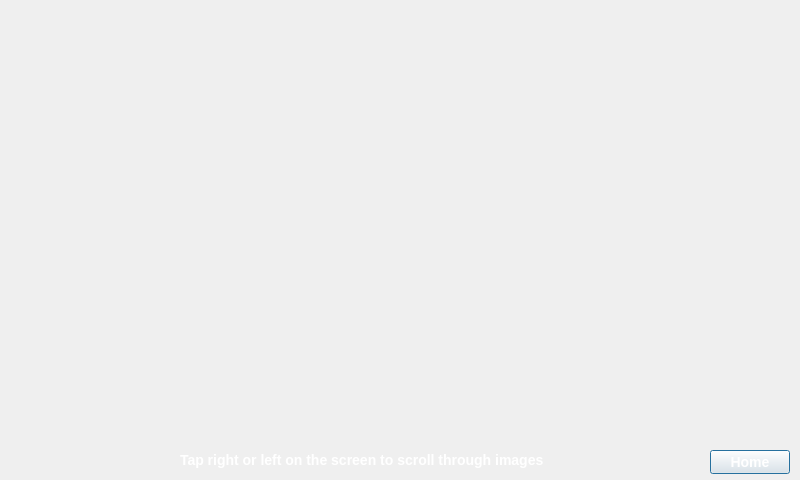
Old version of the form FAKKIT/viewpage.ui in the repository r0ug3-Mary/Senior_Design.
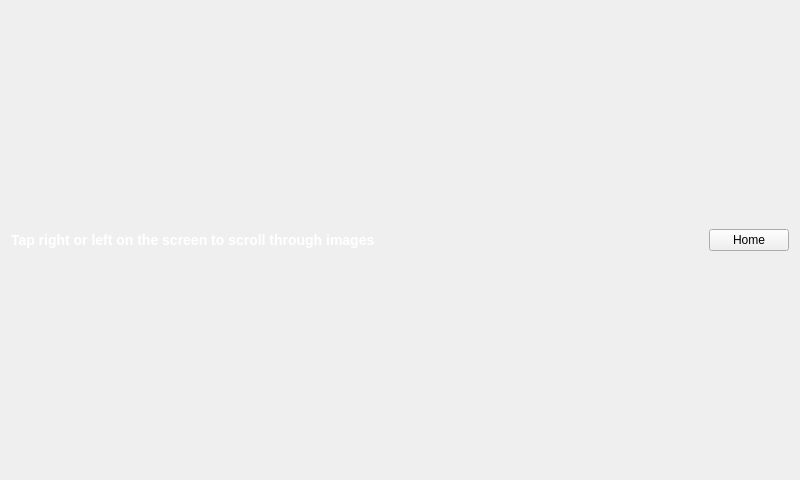
New version of the form. Icons and pictures are not drawn.

Patch:
```diff
--- a/FAKKIT/viewpage.ui
+++ b/FAKKIT/viewpage.ui
@@ -10,84 +10,48 @@
     <height>480</height>
    </rect>
   </property>
+  <property name="sizePolicy">
+   <sizepolicy hsizetype="Maximum" vsizetype="Maximum">
+    <horstretch>0</horstretch>
+    <verstretch>0</verstretch>
+   </sizepolicy>
+  </property>
   <property name="windowTitle">
    <string>Fridge View</string>
   </property>
   <property name="layoutDirection">
    <enum>Qt::LeftToRight</enum>
   </property>
-  <widget class="QPushButton" name="HomeButton4">
-   <property name="geometry">
-    <rect>
-     <x>710</x>
-     <y>450</y>
-     <width>80</width>
-     <height>24</height>
-    </rect>
-   </property>
-   <property name="sizePolicy">
-    <sizepolicy hsizetype="Maximum" vsizetype="Fixed">
-     <horstretch>0</horstretch>
-     <verstretch>0</verstretch>
-    </sizepolicy>
-   </property>
-   <property name="layoutDirection">
-    <enum>Qt::RightToLeft</enum>
+  <layout class="QHBoxLayout" name="horizontalLayout">
+   <item>
+    <widget class="QLabel" name="label">
+     <property name="minimumSize">
+      <size>
+       <width>0</width>
+       <height>180</height>
+      </size>
    </property>
    <property name="styleSheet">
     <string notr="true">font: bold 14px;
     color: white;</string>
    </property>
    <property name="text">
-    <string>Home</string>
-   </property>
-   <property name="autoDefault">
-    <bool>true</bool>
-   </property>
-   <property name="default">
-    <bool>false</bool>
-   </property>
-   <property name="flat">
-    <bool>false</bool>
-   </property>
-  </widget>
-  <widget class="QPushButton" name="leftButton">
-   <property name="geometry">
-    <rect>
-     <x>10</x>
-     <y>10</y>
-     <width>381</width>
-     <height>431</height>
-    </rect>
-   </property>
-   <property name="styleSheet">
-    <string notr="true">border: none;
-border-color: rgba(255, 255, 255, 0);
-background-color: rgba(255, 255, 255, 0);
-background-image: url(:/pics/prev.png);
-background-position: center left;
-background-repeat: repeat-false;
-</string>
-   </property>
+      <string>Tap right or left on the screen to scroll through images</string>
+     </property>
+    </widget>
+   </item>
+   <item>
+    <widget class="QLabel" name="labelpic">
    <property name="text">
     <string/>
    </property>
-   <property name="autoDefault">
-    <bool>true</bool>
-   </property>
-   <property name="flat">
+     <property name="scaledContents">
     <bool>true</bool>
    </property>
   </widget>
+   </item>
+   <item>
   <widget class="QPushButton" name="rightButton">
-   <property name="geometry">
-    <rect>
-     <x>410</x>
-     <y>10</y>
-     <width>371</width>
-     <height>431</height>
-    </rect>
-   </property>
    <property name="styleSheet">
     <string notr="true">border: none;
 border-color: rgba(255, 255, 255, 0);
@@ -107,39 +71,58 @@
     <bool>true</bool>
    </property>
   </widget>
-  <widget class="QLabel" name="labelpic">
-   <property name="geometry">
-    <rect>
-     <x>20</x>
-     <y>13</y>
-     <width>751</width>
-     <height>421</height>
-    </rect>
+   </item>
+   <item>
+    <widget class="QPushButton" name="leftButton">
+     <property name="styleSheet">
+      <string notr="true">border: none;
+border-color: rgba(255, 255, 255, 0);
+background-color: rgba(255, 255, 255, 0);
+background-image: url(:/pics/prev.png);
+background-position: center left;
+background-repeat: repeat-false;
+</string>
    </property>
    <property name="text">
     <string/>
    </property>
-   <property name="scaledContents">
+     <property name="autoDefault">
+      <bool>true</bool>
+     </property>
+     <property name="flat">
     <bool>true</bool>
    </property>
   </widget>
-  <widget class="QLabel" name="label">
-   <property name="geometry">
-    <rect>
-     <x>180</x>
-     <y>450</y>
-     <width>461</width>
-     <height>20</height>
-    </rect>
+   </item>
+   <item>
+    <widget class="QPushButton" name="HomeButton4">
+     <property name="sizePolicy">
+      <sizepolicy hsizetype="Maximum" vsizetype="Maximum">
+       <horstretch>0</horstretch>
+       <verstretch>0</verstretch>
+      </sizepolicy>
+     </property>
+     <property name="layoutDirection">
+      <enum>Qt::RightToLeft</enum>
    </property>
    <property name="styleSheet">
-    <string notr="true">font: bold 14px;
-    color: white;</string>
+      <string notr="true"/>
    </property>
    <property name="text">
-    <string>Tap right or left on the screen to scroll through images</string>
-   </property>
-  </widget>
+      <string>Home</string>
+     </property>
+     <property name="autoDefault">
+      <bool>true</bool>
+     </property>
+     <property name="default">
+      <bool>false</bool>
+     </property>
+     <property name="flat">
+      <bool>false</bool>
+     </property>
+    </widget>
+   </item>
+  </layout>
   <zorder>HomeButton4</zorder>
   <zorder>labelpic</zorder>
   <zorder>rightButton</zorder>
```
Lines whose indentation alone changed are shown as unchanged.
